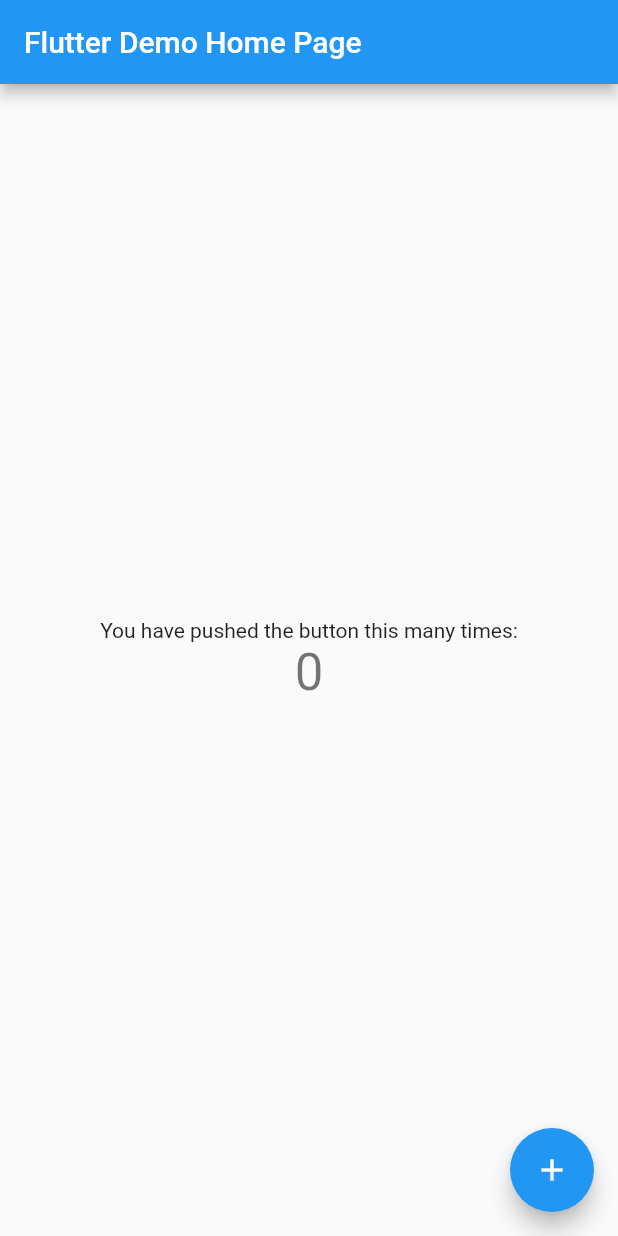
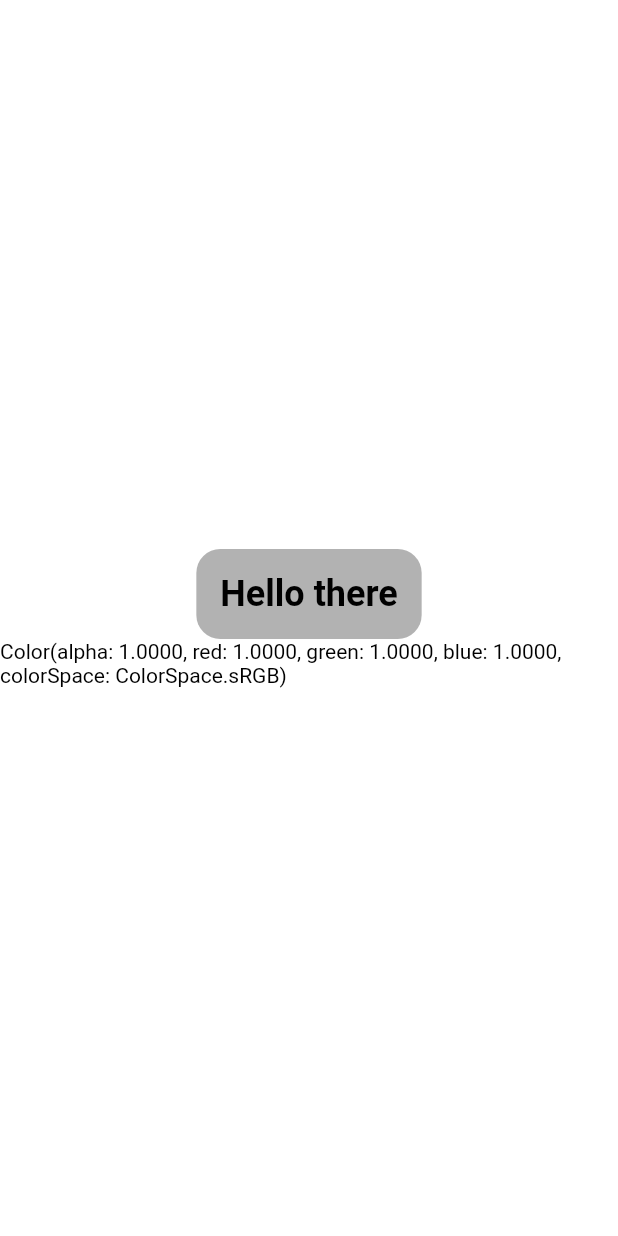
Before and after one commit to jortega2405/test_task, a Flutter app: the screen it shows after launch, on a phone screen of 412 x 824 dp. Run offline on Flutter 3.47's test engine with Material 2 defaults, Android fonts, the phone set to English and light mode, and no system bars.

Commit message:
dynamic backgroud color, validations for text, structure and animations

```diff
--- a/lib/main.dart
+++ b/lib/main.dart
@@ -1,4 +1,5 @@
 import 'package:flutter/material.dart';
+import 'package:test_task_app/screens/home/home_screen.dart';
 
 void main() {
   runApp(const MyApp());
@@ -13,103 +14,13 @@ class MyApp extends StatelessWidget {
     return MaterialApp(
       title: 'Flutter Demo',
       theme: ThemeData(
-        // This is the theme of your application.
-        //
-        // Try running your application with "flutter run". You'll see the
-        // application has a blue toolbar. Then, without quitting the app, try
-        // changing the primarySwatch below to Colors.green and then invoke
-        // "hot reload" (press "r" in the console where you ran "flutter run",
-        // or simply save your changes to "hot reload" in a Flutter IDE).
-        // Notice that the counter didn't reset back to zero; the application
-        // is not restarted.
         primarySwatch: Colors.blue,
       ),
-      home: const MyHomePage(title: 'Flutter Demo Home Page'),
+      initialRoute: '/',
+      routes: {
+        //Here you can add all routes that you are going to use
+        '/': (context) => const HomeScreen(),
+      },
     );
   }
 }
-
-class MyHomePage extends StatefulWidget {
-  const MyHomePage({super.key, required this.title});
-
-  // This widget is the home page of your application. It is stateful, meaning
-  // that it has a State object (defined below) that contains fields that affect
-  // how it looks.
-
-  // This class is the configuration for the state. It holds the values (in this
-  // case the title) provided by the parent (in this case the App widget) and
-  // used by the build method of the State. Fields in a Widget subclass are
-  // always marked "final".
-
-  final String title;
-
-  @override
-  State<MyHomePage> createState() => _MyHomePageState();
-}
-
-class _MyHomePageState extends State<MyHomePage> {
-  int _counter = 0;
-
-  void _incrementCounter() {
-    setState(() {
-      // This call to setState tells the Flutter framework that something has
-      // changed in this State, which causes it to rerun the build method below
-      // so that the display can reflect the updated values. If we changed
-      // _counter without calling setState(), then the build method would not be
-      // called again, and so nothing would appear to happen.
-      _counter++;
-    });
-  }
-
-  @override
-  Widget build(BuildContext context) {
-    // This method is rerun every time setState is called, for instance as done
-    // by the _incrementCounter method above.
-    //
-    // The Flutter framework has been optimized to make rerunning build methods
-    // fast, so that you can just rebuild anything that needs updating rather
-    // than having to individually change instances of widgets.
-    return Scaffold(
-      appBar: AppBar(
-        // Here we take the value from the MyHomePage object that was created by
-        // the App.build method, and use it to set our appbar title.
-        title: Text(widget.title),
-      ),
-      body: Center(
-        // Center is a layout widget. It takes a single child and positions it
-        // in the middle of the parent.
-        child: Column(
-          // Column is also a layout widget. It takes a list of children and
-          // arranges them vertically. By default, it sizes itself to fit its
-          // children horizontally, and tries to be as tall as its parent.
-          //
-          // Invoke "debug painting" (press "p" in the console, choose the
-          // "Toggle Debug Paint" action from the Flutter Inspector in Android
-          // Studio, or the "Toggle Debug Paint" command in Visual Studio Code)
-          // to see the wireframe for each widget.
-          //
-          // Column has various properties to control how it sizes itself and
-          // how it positions its children. Here we use mainAxisAlignment to
-          // center the children vertically; the main axis here is the vertical
-          // axis because Columns are vertical (the cross axis would be
-          // horizontal).
-          mainAxisAlignment: MainAxisAlignment.center,
-          children: <Widget>[
-            const Text(
-              'You have pushed the button this many times:',
-            ),
-            Text(
-              '$_counter',
-              style: Theme.of(context).textTheme.headlineMedium,
-            ),
-          ],
-        ),
-      ),
-      floatingActionButton: FloatingActionButton(
-        onPressed: _incrementCounter,
-        tooltip: 'Increment',
-        child: const Icon(Icons.add),
-      ), // This trailing comma makes auto-formatting nicer for build methods.
-    );
-  }
-}
--- /dev/null
+++ b/lib/screens/home/components/animated_container_home.dart
@@ -0,0 +1,42 @@
+import 'package:flutter/material.dart';
+import 'package:test_task_app/screens/home/view_model/home_screen_view_model_impl.dart';
+import 'package:test_task_app/widgets/container_text.dart';
+
+class HomeAnimatedContainer extends StatelessWidget {
+  const HomeAnimatedContainer({
+    super.key,
+    required HomeScreenViewModelImpl viewModelImpl,
+    required this.opacity,
+    required this.textColor,
+  }) : _viewModelImpl = viewModelImpl;
+
+  final HomeScreenViewModelImpl _viewModelImpl;
+  final double opacity;
+  final Color textColor;
+
+  @override
+  Widget build(BuildContext context) {
+    return AnimatedContainer(
+      duration: const Duration(milliseconds: 300),
+      curve: Curves.easeInOut,
+      color: _viewModelImpl.backgroundColor,
+      child: Center(
+        child: Opacity(
+          opacity: opacity,
+          child: Column(
+            mainAxisAlignment: MainAxisAlignment.center,
+            children: [
+              ContainerText(textColor: textColor,),
+              Text(
+                _viewModelImpl.backgroundColor.toString(),
+                style: TextStyle(
+                  color: textColor,
+                ),
+              ),
+            ],
+          ),
+        ),
+      ),
+    );
+  }
+}
--- /dev/null
+++ b/lib/screens/home/home_screen.dart
@@ -0,0 +1,44 @@
+import 'package:flutter/material.dart';
+import 'package:test_task_app/screens/home/components/animated_container_home.dart';
+import 'package:test_task_app/screens/home/view_model/home_screen_view_model_impl.dart';
+import 'package:test_task_app/utils/color_utils.dart';
+
+class HomeScreen extends StatefulWidget {
+  const HomeScreen({super.key});
+
+  @override
+  State<HomeScreen> createState() => _HomeScreenState();
+}
+
+class _HomeScreenState extends State<HomeScreen> {
+  final HomeScreenViewModelImpl _viewModelImpl = HomeScreenViewModelImpl();
+
+  @override
+  Widget build(BuildContext context) {
+    Color textColor = ColorUtils.getTextColor(_viewModelImpl.backgroundColor);
+    double opacity = 1.0;
+
+    return GestureDetector(
+      onTap: () {
+        setState(() {
+          opacity = 0.0;
+          _viewModelImpl.changeColor();
+          textColor = ColorUtils.getTextColor(_viewModelImpl.backgroundColor);
+        });
+        Future.delayed( const Duration(milliseconds: 300), () {
+          setState(() {
+            opacity = 1.0;
+          });
+        });
+      },
+      child: Scaffold(
+        backgroundColor: _viewModelImpl.backgroundColor,
+        body: HomeAnimatedContainer(
+          viewModelImpl: _viewModelImpl,
+          opacity: opacity,
+          textColor: textColor
+        ),
+      ),
+    );
+  }
+}
--- /dev/null
+++ b/lib/screens/home/view_model/home_screen_view_model.dart
@@ -0,0 +1,5 @@
+
+
+abstract class HomeScreenViewModel {
+   changeColor();
+}
--- /dev/null
+++ b/lib/screens/home/view_model/home_screen_view_model_impl.dart
@@ -0,0 +1,18 @@
+import 'dart:math';
+
+import 'package:flutter/material.dart';
+import 'package:test_task_app/screens/home/view_model/home_screen_view_model.dart';
+
+class HomeScreenViewModelImpl extends HomeScreenViewModel {
+  Color backgroundColor = Colors.white;
+
+  @override
+  changeColor() {
+    backgroundColor = Color.fromARGB(
+      255,
+      Random().nextInt(256),
+      Random().nextInt(256),
+      Random().nextInt(256),
+    );
+  }
+}
--- /dev/null
+++ b/lib/utils/color_utils.dart
@@ -0,0 +1,9 @@
+
+import 'package:flutter/material.dart';
+
+class ColorUtils {
+  static Color getTextColor(Color backgroundColor) {
+    double luminance = backgroundColor.computeLuminance();
+    return luminance > 0.5 ? Colors.black : Colors.white;
+  }
+}
--- /dev/null
+++ b/lib/widgets/container_text.dart
@@ -0,0 +1,30 @@
+
+import 'package:flutter/material.dart';
+
+class ContainerText extends StatelessWidget {
+  const ContainerText({
+    super.key,
+    required this.textColor,
+  });
+
+  final Color textColor;
+
+  @override
+  Widget build(BuildContext context) {
+    return Container(
+      padding: const EdgeInsets.all(16),
+      decoration: BoxDecoration(
+        color: Colors.transparent.withOpacity(0.3),
+        borderRadius: BorderRadius.circular(16),
+      ),
+      child: Text(
+        'Hello there',
+        style: TextStyle(
+          fontSize: 24,
+          fontWeight: FontWeight.bold,
+          color: textColor,
+        ),
+      ),
+    );
+  }
+}
--- a/pubspec.yaml
+++ b/pubspec.yaml
@@ -46,6 +46,7 @@ dev_dependencies:
   # package. See that file for information about deactivating specific lint
   # rules and activating additional ones.
   flutter_lints: ^2.0.0
+  solid_lints: ^0.0.14
 
 # For information on the generic Dart part of this file, see the
 # following page: https://dart.dev/tools/pub/pubspec
```
Also changed, not shown: pubspec.lock.
